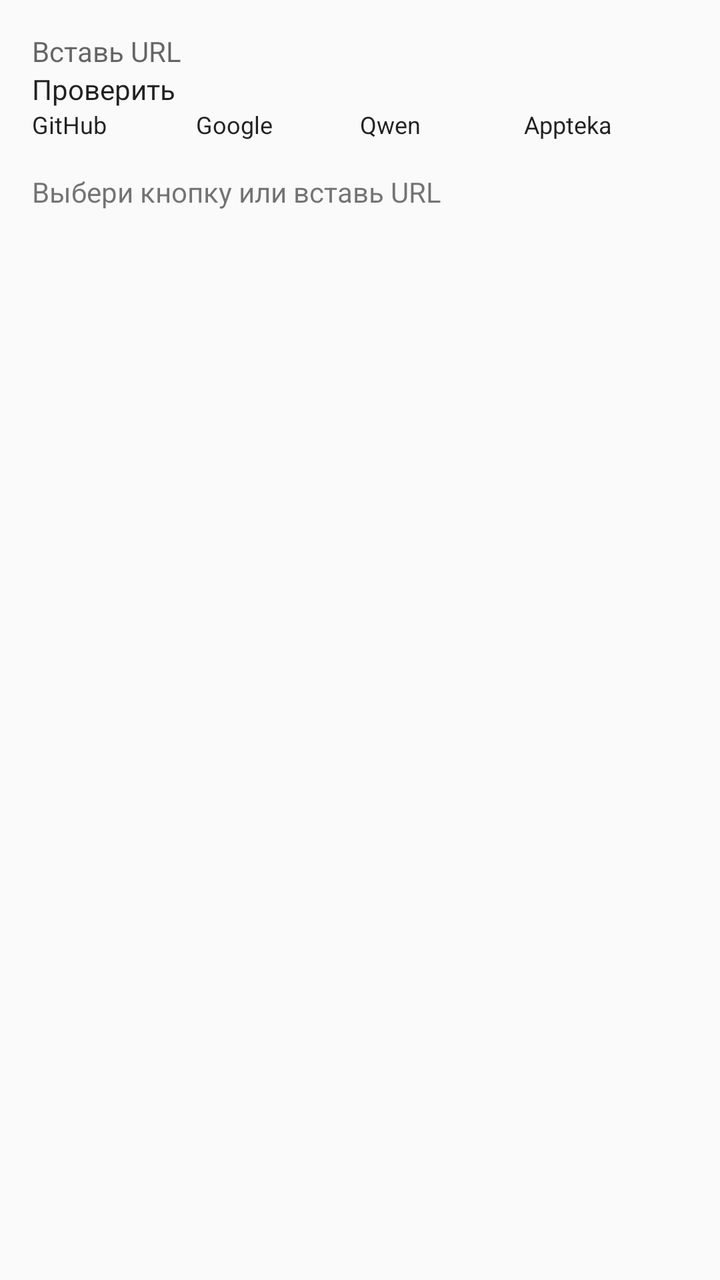
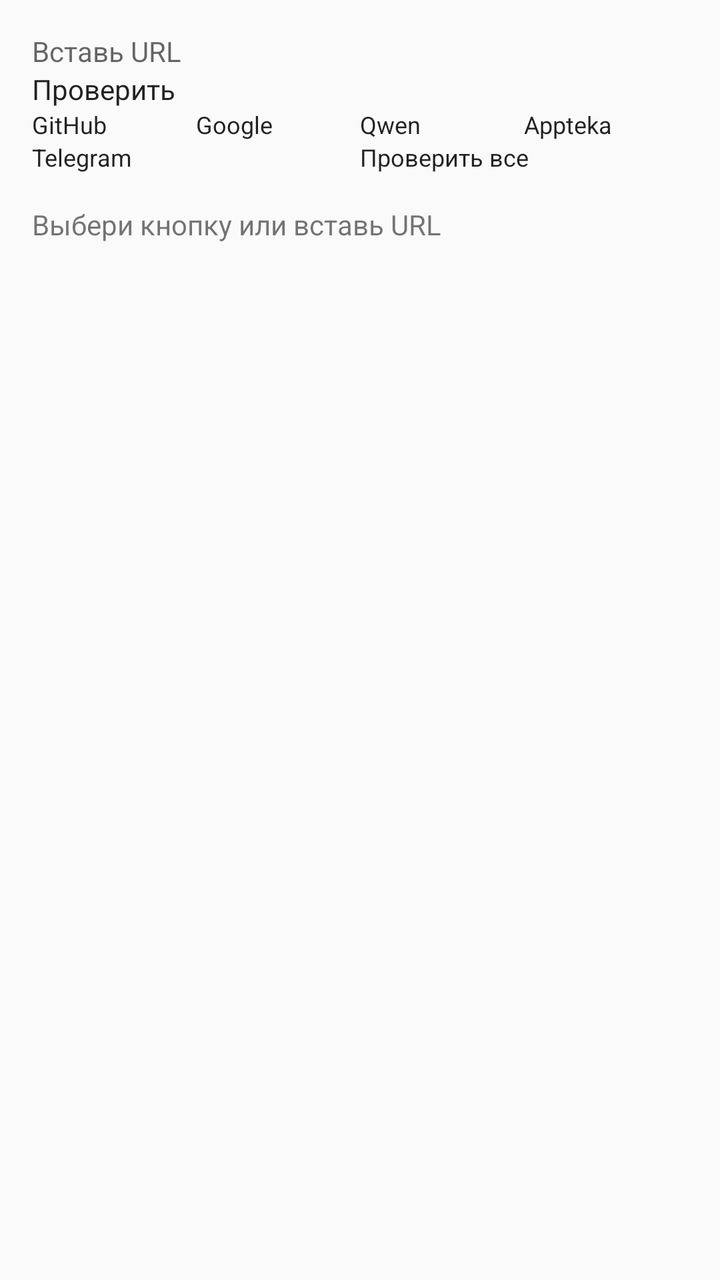

An Android layout rendered at two revisions. The XML below is the earlier revision; the diff shows what the commit changed to produce the second picture.
<!-- AndroidManifest.xml: application theme android:Theme.Material.Light.DarkActionBar -->
<!-- res/layout/activity_main.xml -->
<LinearLayout xmlns:android="http://schemas.android.com/apk/res/android" android:orientation="vertical" android:layout_width="match_parent" android:layout_height="match_parent" android:padding="16dp">
    <EditText android:id="@+id/urlBox" android:layout_width="match_parent" android:layout_height="wrap_content" android:hint="@string/hint" android:inputType="textUri"/>
    <Button android:id="@+id/checkBtn" android:layout_width="match_parent" android:layout_height="wrap_content" android:text="@string/check"/>
    <LinearLayout android:orientation="horizontal" android:layout_width="match_parent" android:layout_height="wrap_content">
        <Button android:id="@+id/btnGithub" android:layout_width="0dp" android:layout_weight="1" android:layout_height="wrap_content" android:text="GitHub" android:textSize="12sp"/>
        <Button android:id="@+id/btnGoogle" android:layout_width="0dp" android:layout_weight="1" android:layout_height="wrap_content" android:text="Google" android:textSize="12sp"/>
        <Button android:id="@+id/btnQwen" android:layout_width="0dp" android:layout_weight="1" android:layout_height="wrap_content" android:text="Qwen" android:textSize="12sp"/>
        <Button android:id="@+id/btnAppteka" android:layout_width="0dp" android:layout_weight="1" android:layout_height="wrap_content" android:text="Appteka" android:textSize="12sp"/>
    </LinearLayout>
    <TextView android:id="@+id/result" android:layout_width="match_parent" android:layout_height="wrap_content" android:layout_marginTop="16dp" android:text="@string/wait"/>
</LinearLayout>
<!-- resources referenced by this layout -->
<resources>
  <string name="check">Проверить</string>
  <string name="hint">Вставь URL</string>
  <string name="wait">Выбери кнопку или вставь URL</string>
</resources>

<!-- the commit's change to res/layout/activity_main.xml (unified diff, before → after) -->
@@ -7,5 +7,9 @@
         <Button android:id="@+id/btnQwen" android:layout_width="0dp" android:layout_weight="1" android:layout_height="wrap_content" android:text="Qwen" android:textSize="12sp"/>
         <Button android:id="@+id/btnAppteka" android:layout_width="0dp" android:layout_weight="1" android:layout_height="wrap_content" android:text="Appteka" android:textSize="12sp"/>
     </LinearLayout>
+    <LinearLayout android:orientation="horizontal" android:layout_width="match_parent" android:layout_height="wrap_content">
+        <Button android:id="@+id/btnTelegram" android:layout_width="0dp" android:layout_weight="1" android:layout_height="wrap_content" android:text="Telegram" android:textSize="12sp"/>
+        <Button android:id="@+id/btnAll" android:layout_width="0dp" android:layout_weight="1" android:layout_height="wrap_content" android:text="@string/all" android:textSize="12sp"/>
+    </LinearLayout>
     <TextView android:id="@+id/result" android:layout_width="match_parent" android:layout_height="wrap_content" android:layout_marginTop="16dp" android:text="@string/wait"/>
 </LinearLayout>
<!-- resource entries referenced after the edit -->
@@ -1,5 +1,6 @@
 <!-- resources referenced by this layout -->
 <resources>
+  <string name="all">Проверить все</string>
   <string name="check">Проверить</string>
   <string name="hint">Вставь URL</string>
   <string name="wait">Выбери кнопку или вставь URL</string>
